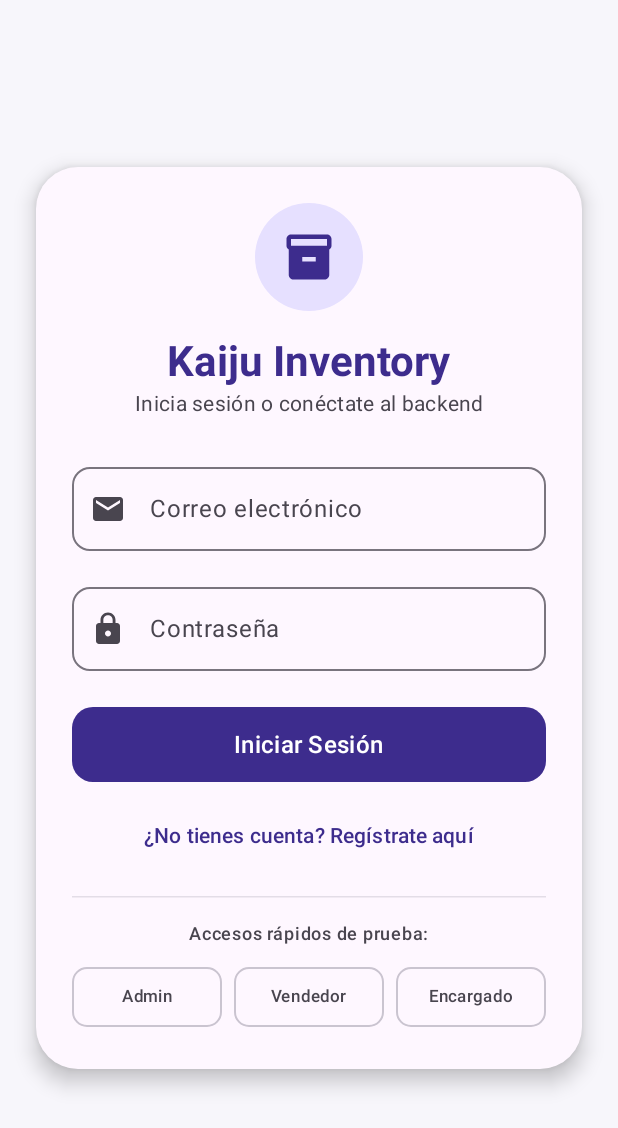
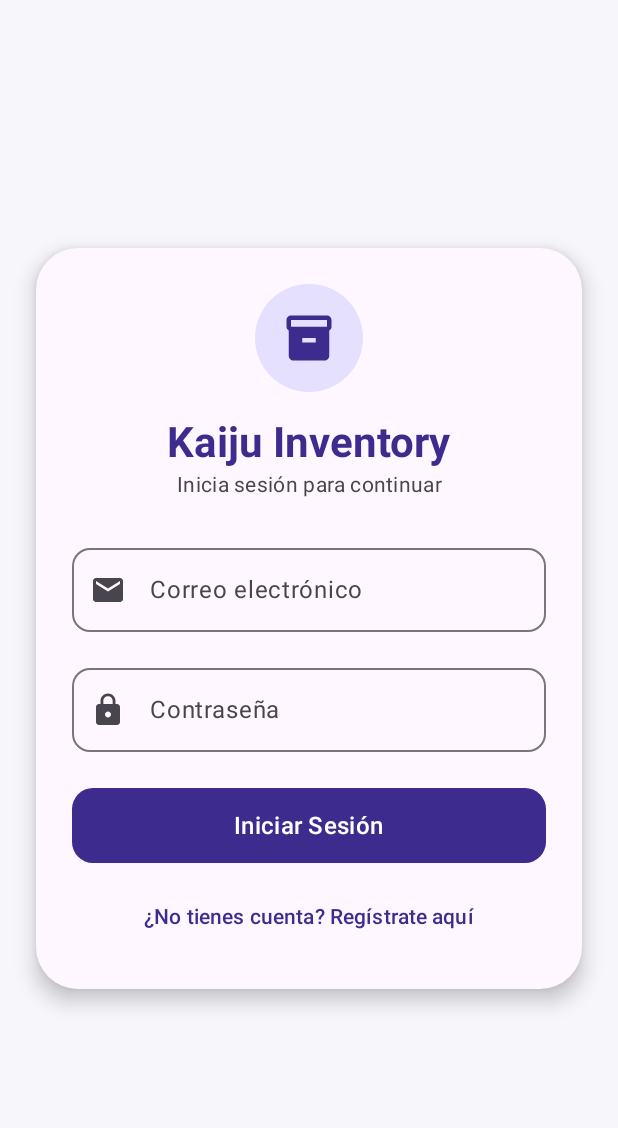
Before and after one commit to DavidMiranda816/Caso_DSY1105_Aplicaciones_Moviles_KAIJU, an Android app built with Jetpack Compose: the screen it shows after launch (MainActivity), on a phone screen of 412 x 824 dp. Shown: the top 1128 px of the screen. Run offline under Robolectric (Android 15) with nearby library versions, the phone set to English and light mode, and no system bars; our stand-ins replace Room's generated code.

Commit message:
feat: gestion de usuarios con backend, login por rol y prueba de pantalla del login

```diff
--- a/app/src/main/AndroidManifest.xml
+++ b/app/src/main/AndroidManifest.xml
@@ -15,7 +15,8 @@
         android:label="@string/app_name"
         android:roundIcon="@mipmap/ic_launcher_round"
         android:supportsRtl="true"
-        android:theme="@style/Theme.KaijuInventory">
+        android:theme="@style/Theme.KaijuInventory"
+        android:usesCleartextTraffic="true">
         <activity
             android:name=".MainActivity"
             android:exported="true"
--- a/app/src/main/java/app/kaiju/inventory/model/Usuario.kt
+++ b/app/src/main/java/app/kaiju/inventory/model/Usuario.kt
@@ -12,3 +12,6 @@ data class Usuario(
     val nombre: String,
     val rol: Rol
 )
+
+fun rolDesdeBackend(rol: String): Rol =
+    if (rol == "ADMIN") Rol.ADMINISTRADOR else Rol.VENDEDOR
--- a/app/src/main/java/app/kaiju/inventory/navegation/AppNavHost.kt
+++ b/app/src/main/java/app/kaiju/inventory/navegation/AppNavHost.kt
@@ -3,6 +3,7 @@ package app.kaiju.inventory.navegation
 import androidx.compose.foundation.layout.padding
 import androidx.compose.material.icons.Icons
 import androidx.compose.material.icons.automirrored.filled.List
+import androidx.compose.material.icons.filled.Person
 import androidx.compose.material.icons.filled.QrCodeScanner
 import androidx.compose.material.icons.filled.SwapHoriz
 import androidx.compose.material.icons.filled.Warning
@@ -25,6 +26,7 @@ import app.kaiju.inventory.viewmodel.LoginViewModel
 import app.kaiju.inventory.viewmodel.MovimientoViewModel
 import app.kaiju.inventory.viewmodel.RegistroViewModel
 import app.kaiju.inventory.viewmodel.SesionViewModel
+import app.kaiju.inventory.viewmodel.UsuariosViewModel
 
 private data class ItemNav(
     val ruta: String,
@@ -59,6 +61,9 @@ fun AppNavHost() {
         if (puedeVerAlertas) {
             add(ItemNav(Rutas.Alertas.ruta, Rutas.Alertas.ruta, Icons.Filled.Warning, "Alertas"))
         }
+        if (puedeGestionar) {
+            add(ItemNav(Rutas.Usuarios.ruta, Rutas.Usuarios.ruta, Icons.Filled.Person, "Usuarios"))
+        }
     }
     val mostrarBottomBar = items.any { it.ruta == rutaActual }
 
@@ -91,7 +96,7 @@ fun AppNavHost() {
                 val loginViewModel: LoginViewModel = viewModel()
                 PantallaLogin(
                     modeloVista = loginViewModel,
-                    validarCredenciales = { correo, clave -> sesionViewModel.iniciarSesion(correo, clave) },
+                    alAutenticar = { respuesta -> sesionViewModel.iniciarSesion(respuesta) },
                     alIngresarExitosamente = {
                         navController.navigate(Rutas.Inventario.ruta) {
                             popUpTo(Rutas.Login.ruta) { inclusive = true }
@@ -187,6 +192,15 @@ fun AppNavHost() {
                 )
             }
 
+            composable(Rutas.Usuarios.ruta) {
+                val usuariosViewModel: UsuariosViewModel = viewModel()
+                PantallaUsuarios(
+                    viewModel = usuariosViewModel,
+                    token = sesionViewModel.token ?: "",
+                    correoActual = usuarioActivo?.correo ?: ""
+                )
+            }
+
             composable(Rutas.Escaner.ruta) {
                 PantallaEscaner(
                     onCodigoLeido = { codigo ->
--- a/app/src/main/java/app/kaiju/inventory/navegation/Rutas.kt
+++ b/app/src/main/java/app/kaiju/inventory/navegation/Rutas.kt
@@ -10,6 +10,7 @@ sealed class Rutas(val ruta: String) {
     object Alertas : Rutas("alertas")
     object Escaner : Rutas("escaner")
     object Movimiento : Rutas("movimiento")
+    object Usuarios : Rutas("usuarios")
 
     object DetalleProducto : Rutas("detalle_producto?$ARG_SKU={$ARG_SKU}") {
         fun conSku(sku: String) = "detalle_producto?$ARG_SKU=${Uri.encode(sku)}"
--- a/app/src/main/java/app/kaiju/inventory/repository/DatosDePrueba.kt
+++ b/app/src/main/java/app/kaiju/inventory/repository/DatosDePrueba.kt
@@ -1,8 +1,6 @@
 package app.kaiju.inventory.repository
 
 import app.kaiju.inventory.model.Producto
-import app.kaiju.inventory.model.Rol
-import app.kaiju.inventory.model.Usuario
 
 
 object DatosDePrueba {
@@ -119,10 +117,4 @@ object DatosDePrueba {
             stockMinimo = 3
         )
     )
-
-    val usuarios: List<Usuario> = listOf(
-        Usuario(correo = "ana@kaiju.cl", contrasena = "1234", nombre = "Ana", rol = Rol.ADMINISTRADOR),
-        Usuario(correo = "beto@kaiju.cl", contrasena = "1234", nombre = "Beto", rol = Rol.VENDEDOR),
-        Usuario(correo = "carla@kaiju.cl", contrasena = "1234", nombre = "Carla", rol = Rol.ENCARGADO_INVENTARIO)
-    )
 }
--- a/app/src/main/java/app/kaiju/inventory/ui/screen/PantallaLogin.kt
+++ b/app/src/main/java/app/kaiju/inventory/ui/screen/PantallaLogin.kt
@@ -22,13 +22,14 @@ import androidx.compose.ui.text.font.FontWeight
 import androidx.compose.ui.text.input.PasswordVisualTransformation
 import androidx.compose.ui.text.style.TextAlign
 import androidx.compose.ui.unit.dp
+import app.kaiju.inventory.data.model.LoginResponse
 import app.kaiju.inventory.ui.components.CampoTexto
 import app.kaiju.inventory.viewmodel.LoginViewModel
 
 @Composable
 fun PantallaLogin(
     modeloVista: LoginViewModel,
-    validarCredenciales: (String, String) -> Boolean,
+    alAutenticar: (LoginResponse) -> Unit,
     alIngresarExitosamente: () -> Unit,
     onIrARegistro: () -> Unit,
     onEasterEggEncontrado: () -> Unit
@@ -130,7 +131,7 @@ fun PantallaLogin(
                             }
                         )
                         Text(
-                            text = "Inicia sesión o conéctate al backend",
+                            text = "Inicia sesión para continuar",
                             style = MaterialTheme.typography.bodyMedium,
                             color = MaterialTheme.colorScheme.onSurfaceVariant,
                             textAlign = TextAlign.Center
@@ -171,7 +172,7 @@ fun PantallaLogin(
                         Spacer(modifier = Modifier.height(24.dp))
 
                         Button(
-                            onClick = { modeloVista.iniciarSesion(validarCredenciales) },
+                            onClick = { modeloVista.iniciarSesion(alAutenticar) },
                             modifier = Modifier
                                 .fillMaxWidth()
                                 .height(50.dp),
@@ -197,57 +198,6 @@ fun PantallaLogin(
                         ) {
                             Text("¿No tienes cuenta? Regístrate aquí")
                         }
-
-                        Spacer(modifier = Modifier.height(16.dp))
-
-                        HorizontalDivider(color = MaterialTheme.colorScheme.outlineVariant.copy(alpha = 0.5f))
-
-                        Spacer(modifier = Modifier.height(16.dp))
-
-                        Text(
-                            text = "Accesos rápidos de prueba:",
-                            style = MaterialTheme.typography.labelMedium,
-                            color = MaterialTheme.colorScheme.onSurfaceVariant
-                        )
-                        Spacer(modifier = Modifier.height(10.dp))
-                        Row(
-                            modifier = Modifier.fillMaxWidth(),
-                            horizontalArrangement = Arrangement.spacedBy(8.dp)
-                        ) {
-                            OutlinedButton(
-                                onClick = {
-                                    modeloVista.alCambiarCorreo("ana@kaiju.cl")
-                                    modeloVista.alCambiarContrasena("1234")
-                                },
-                                modifier = Modifier.weight(1f),
-                                shape = RoundedCornerShape(10.dp),
-                                contentPadding = PaddingValues(horizontal = 4.dp, vertical = 8.dp)
-                            ) {
-                                Text("Admin", style = MaterialTheme.typography.labelSmall)
-                            }
-                            OutlinedButton(
-                                onClick = {
-                                    modeloVista.alCambiarCorreo("beto@kaiju.cl")
-                                    modeloVista.alCambiarContrasena("1234")
-                                },
-                                modifier = Modifier.weight(1f),
-                                shape = RoundedCornerShape(10.dp),
-                                contentPadding = PaddingValues(horizontal = 4.dp, vertical = 8.dp)
-                            ) {
-                                Text("Vendedor", style = MaterialTheme.typography.labelSmall)
-                            }
-                            OutlinedButton(
-                                onClick = {
-                                    modeloVista.alCambiarCorreo("carla@kaiju.cl")
-                                    modeloVista.alCambiarContrasena("1234")
-                                },
-                                modifier = Modifier.weight(1f),
-                                shape = RoundedCornerShape(10.dp),
-                                contentPadding = PaddingValues(horizontal = 4.dp, vertical = 8.dp)
-                            ) {
-                                Text("Encargado", style = MaterialTheme.typography.labelSmall)
-                            }
-                        }
                     }
                 }
             }
```
Also changed, not shown: app/src/main/java/app/kaiju/inventory/repository/UsuarioRepository.kt (added, +45 -0 lines), app/src/main/java/app/kaiju/inventory/ui/screen/PantallaUsuarios.kt (added, +182 -0 lines), app/src/main/java/app/kaiju/inventory/viewmodel/LoginViewModel.kt (+4 -19 lines), app/src/main/java/app/kaiju/inventory/viewmodel/SesionViewModel.kt (+15 -11 lines), app/src/main/java/app/kaiju/inventory/viewmodel/UsuariosViewModel.kt (added, +74 -0 lines), 1 other file.
